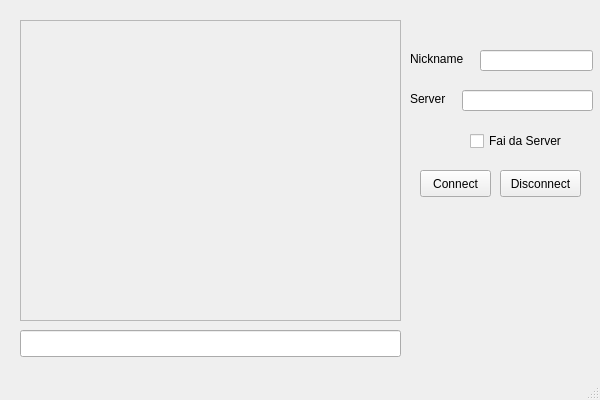
The window that mainwindow.ui (lepa/Qt-Little-Chat) describes before a commit, drawn with Qt 5.
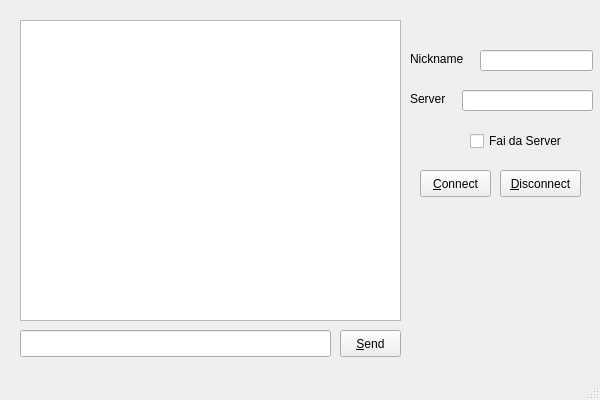
The same window after the commit.

The edit to the form file:
```diff
--- a/mainwindow.ui
+++ b/mainwindow.ui
@@ -109,7 +109,7 @@
      </rect>
     </property>
     <property name="text">
-     <string>Connect</string>
+     <string>&amp;Connect</string>
     </property>
    </widget>
    <widget class="QPushButton" name="disconnectButton">
@@ -122,7 +122,7 @@
      </rect>
     </property>
     <property name="text">
-     <string>Disconnect</string>
+     <string>&amp;Disconnect</string>
     </property>
    </widget>
    <widget class="QLineEdit" name="lineEdit">
@@ -130,7 +130,7 @@
      <rect>
       <x>20</x>
       <y>330</y>
-      <width>381</width>
+      <width>311</width>
       <height>27</height>
      </rect>
     </property>
@@ -148,6 +148,29 @@
      <string/>
     </property>
    </widget>
+   <widget class="QPushButton" name="send">
+    <property name="geometry">
+     <rect>
+      <x>340</x>
+      <y>330</y>
+      <width>61</width>
+      <height>27</height>
+     </rect>
+    </property>
+    <property name="text">
+     <string>&amp;Send</string>
+    </property>
+   </widget>
+   <widget class="QTextEdit" name="textEdit">
+    <property name="geometry">
+     <rect>
+      <x>20</x>
+      <y>20</y>
+      <width>381</width>
+      <height>301</height>
+     </rect>
+    </property>
+   </widget>
   </widget>
   <widget class="QStatusBar" name="statusBar"/>
  </widget>
```
Left out of the diff: 25 changed lines with no effect on the pictures.
